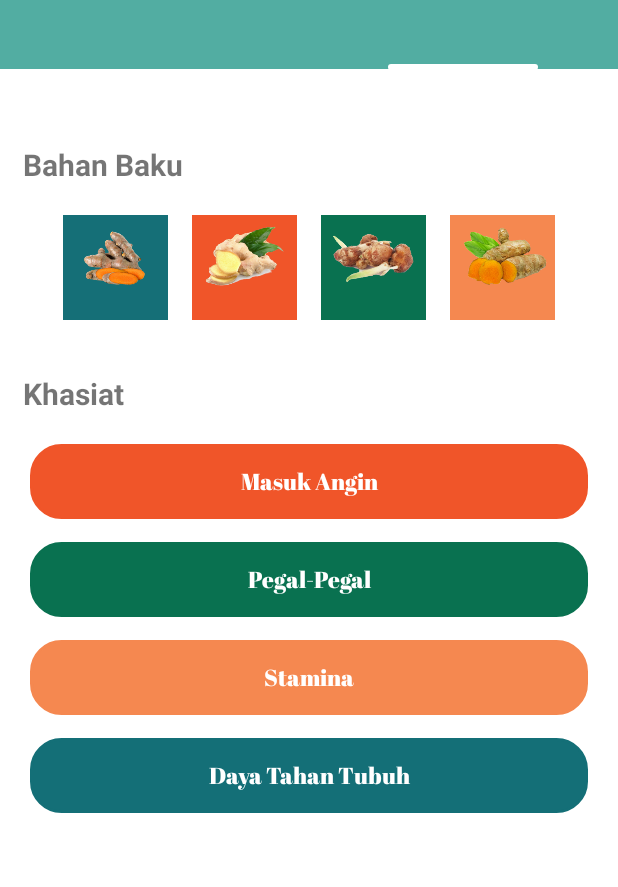
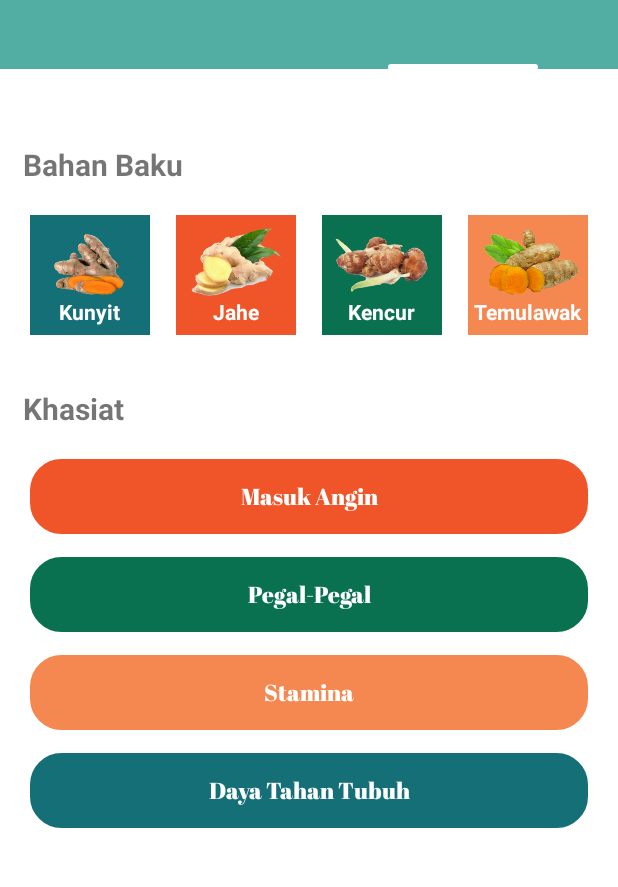
Before and after one commit to MonsterGege/JamuApp, an Android app: the screen it shows after launch (MainActivity), tab 2 chosen, on a phone screen of 412 x 824 dp, the part 74-961 px from its top. Run offline under Robolectric (Android 15) with nearby library versions, the phone set to English and light mode, and no system bars.

Commit message:
solved Bahan Baku layout

```diff
--- a/app/src/main/res/layout/fragment_category.xml
+++ b/app/src/main/res/layout/fragment_category.xml
@@ -15,44 +15,141 @@
         android:layout_marginLeft="15dp"
         android:layout_marginTop="50dp"
         />
-    <RelativeLayout
+
+    <LinearLayout
         android:layout_width="match_parent"
         android:layout_height="wrap_content"
-        android:gravity="center"
-        android:layout_margin="20dp">
+        android:layout_margin="20dp"
+
+        >
+
+        <RelativeLayout
+            android:layout_width="0dp"
+            android:layout_height="wrap_content"
+            android:layout_weight="1">
+
+            <FrameLayout
+                android:id="@+id/frame1"
+                android:layout_width="wrap_content"
+                android:layout_height="wrap_content"
+                android:layout_weight="0">
 
                 <ImageView
                     android:id="@+id/one"
-            android:layout_width="70dp"
-            android:layout_height="70dp"
-            android:background="@drawable/kunyit" />
+                    android:layout_width="80dp"
+                    android:layout_height="80dp"
+                    android:background="@drawable/kunyit"
+                    android:scaleType="centerCrop"
 
+                    />
+
+                <TextView
+                    android:layout_width="wrap_content"
+                    android:layout_height="wrap_content"
+                    android:layout_gravity="bottom|center_horizontal"
+                    android:layout_marginBottom="6dp"
+                    android:text="Kunyit"
+                    android:textColor="#FFFFFF"
+                    android:textStyle="bold" />
+
+
+            </FrameLayout>
+        </RelativeLayout>
+
+        <RelativeLayout
+            android:layout_width="0dp"
+            android:layout_height="wrap_content"
+            android:layout_weight="1">
+
+            <FrameLayout
+                android:id="@+id/frame2"
+                android:layout_width="wrap_content"
+                android:layout_height="wrap_content"
+                android:layout_weight="0">
 
                 <ImageView
                     android:id="@+id/two"
-            android:layout_width="70dp"
-            android:layout_height="70dp"
+                    android:layout_width="80dp"
+                    android:layout_height="80dp"
                     android:background="@drawable/jahe"
-            android:scaleType="centerCrop"
-            android:layout_marginLeft="16dp"
-            android:layout_toRightOf="@id/one"
-            />
+                    android:scaleType="centerCrop" />
+
+                <TextView
+                    android:layout_width="wrap_content"
+                    android:layout_height="wrap_content"
+                    android:layout_gravity="bottom|center_horizontal"
+                    android:layout_marginBottom="6dp"
+                    android:text="Jahe"
+                    android:textColor="#FFFFFF"
+                    android:textStyle="bold" />
+
+            </FrameLayout>
+        </RelativeLayout>
+
+        <RelativeLayout
+            android:layout_width="0dp"
+            android:layout_height="wrap_content"
+            android:layout_weight="1">
+
+            <FrameLayout
+                android:id="@+id/frame3"
+                android:layout_width="wrap_content"
+                android:layout_height="wrap_content"
+                android:layout_weight="0">
+
                 <ImageView
                     android:id="@+id/three"
-            android:layout_width="70dp"
-            android:layout_height="70dp"
+                    android:layout_width="80dp"
+                    android:layout_height="80dp"
                     android:background="@drawable/kencur"
-            android:layout_marginLeft="16dp"
-            android:layout_toRightOf="@id/two" />
+                    android:scaleType="centerCrop" />
+
+                <TextView
+                    android:layout_width="wrap_content"
+                    android:layout_height="wrap_content"
+                    android:layout_gravity="bottom|center_horizontal"
+                    android:layout_marginBottom="6dp"
+                    android:text="Kencur"
+                    android:textStyle="bold"
+                    android:textColor="#FFFFFF"
+                    />
+
+            </FrameLayout>
+        </RelativeLayout>
+
+        <RelativeLayout
+            android:layout_width="wrap_content"
+            android:layout_height="wrap_content"
+            android:layout_weight="0">
+
+            <FrameLayout
+                android:id="@+id/frame4"
+                android:layout_width="wrap_content"
+                android:layout_height="wrap_content"
+                android:layout_weight="0"
+
+                >
+
                 <ImageView
                     android:id="@+id/four"
-            android:layout_width="70dp"
-            android:layout_height="70dp"
+                    android:layout_width="80dp"
+                    android:layout_height="80dp"
                     android:background="@drawable/temulawak"
-            android:layout_marginLeft="16dp"
-            android:layout_toRightOf="@id/three"
-            />
+                    android:scaleType="centerCrop" />
+
+                <TextView
+                    android:layout_width="wrap_content"
+                    android:layout_height="wrap_content"
+                    android:layout_gravity="bottom|center_horizontal"
+                    android:layout_marginBottom="6dp"
+                    android:text="Temulawak"
+                    android:textColor="#FFFFFF"
+                    android:textStyle="bold" />
+
+            </FrameLayout>
         </RelativeLayout>
+
+    </LinearLayout>
 
     <TextView
         android:layout_width="wrap_content"
```
Lines whose indentation alone changed are shown as unchanged.
